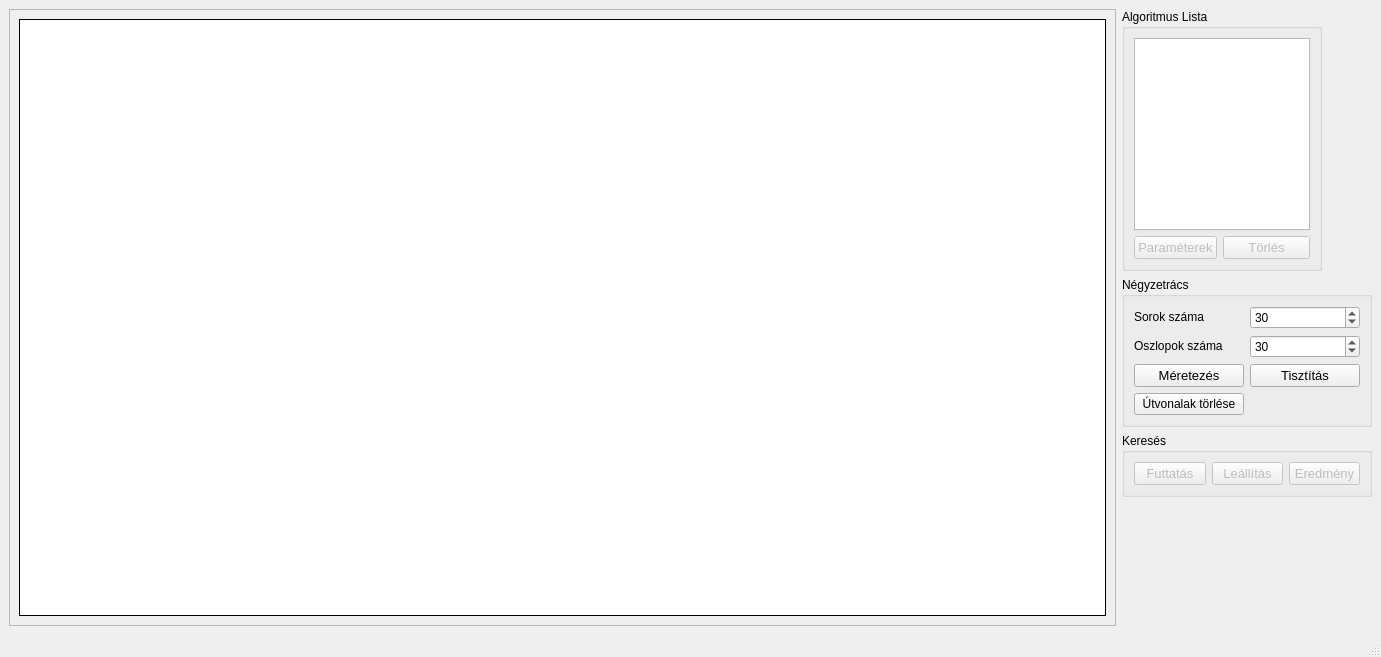
The window that mainwindow.ui (WhoiisThisGuy/TRUE) describes before a commit, drawn with Qt 5.
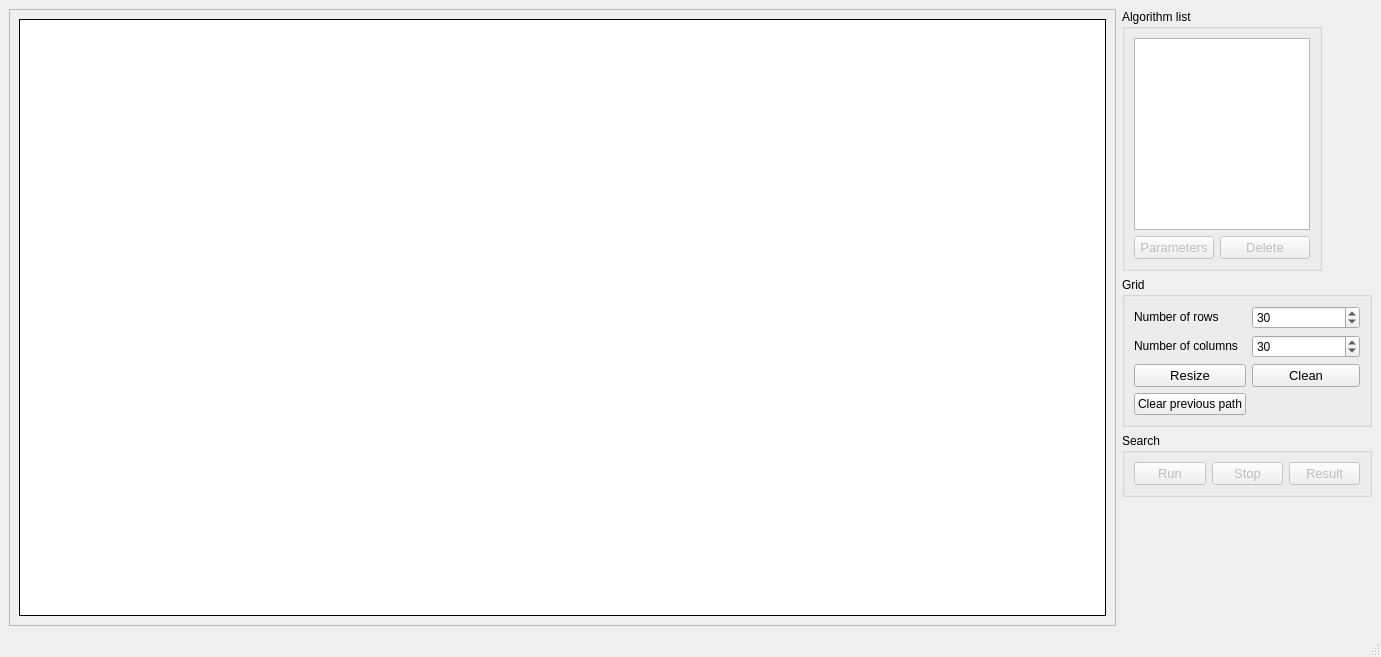
The same window after the commit.

```diff
--- a/mainwindow.ui
+++ b/mainwindow.ui
@@ -33,7 +33,7 @@
        </size>
       </property>
       <property name="title">
-       <string>Algoritmus Lista</string>
+       <string>Algorithm list</string>
       </property>
       <layout class="QFormLayout" name="formLayout">
        <item row="1" column="0">
@@ -59,7 +59,7 @@
           </font>
          </property>
          <property name="text">
-          <string>Paraméterek</string>
+          <string>Parameters</string>
          </property>
         </widget>
        </item>
@@ -74,7 +74,7 @@
           </font>
          </property>
          <property name="text">
-          <string>Törlés</string>
+          <string>Delete</string>
          </property>
         </widget>
        </item>
@@ -243,13 +243,13 @@
        </size>
       </property>
       <property name="title">
-       <string>Négyzetrács</string>
+       <string>Grid</string>
       </property>
       <layout class="QGridLayout" name="gridLayout_3">
        <item row="3" column="0">
         <widget class="QPushButton" name="pushButton">
          <property name="text">
-          <string>Útvonalak törlése</string>
+          <string>Clear previous path</string>
          </property>
         </widget>
        </item>
@@ -268,7 +268,7 @@
           </size>
          </property>
          <property name="text">
-          <string>Oszlopok száma</string>
+          <string>Number of columns</string>
          </property>
         </widget>
        </item>
@@ -317,7 +317,7 @@
           </font>
          </property>
          <property name="text">
-          <string>Méretezés</string>
+          <string>Resize</string>
          </property>
         </widget>
        </item>
@@ -366,7 +366,7 @@
           </font>
          </property>
          <property name="text">
-          <string>Tisztítás</string>
+          <string>Clean</string>
          </property>
         </widget>
        </item>
@@ -385,7 +385,7 @@
           </size>
          </property>
          <property name="text">
-          <string>Sorok száma</string>
+          <string>Number of rows</string>
          </property>
         </widget>
        </item>
@@ -407,7 +407,7 @@
        </size>
       </property>
       <property name="title">
-       <string>Keresés</string>
+       <string>Search</string>
       </property>
       <layout class="QGridLayout" name="gridLayout">
        <item row="3" column="0">
@@ -433,7 +433,7 @@
           </font>
          </property>
          <property name="text">
-          <string>Futtatás</string>
+          <string>Run</string>
          </property>
         </widget>
        </item>
@@ -454,7 +454,7 @@
           </font>
          </property>
          <property name="text">
-          <string>Eredmény</string>
+          <string>Result</string>
          </property>
         </widget>
        </item>
@@ -475,7 +475,7 @@
           </font>
          </property>
          <property name="text">
-          <string>Leállítás</string>
+          <string>Stop</string>
          </property>
         </widget>
        </item>
```
